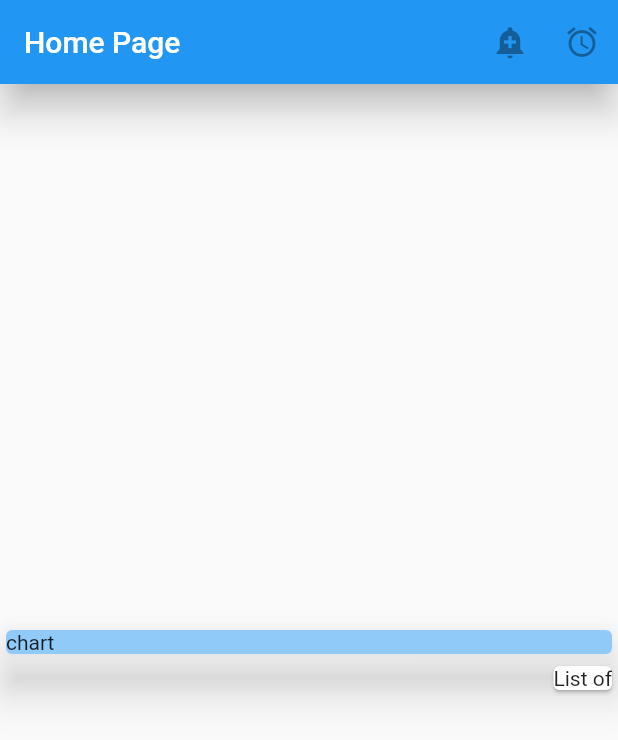
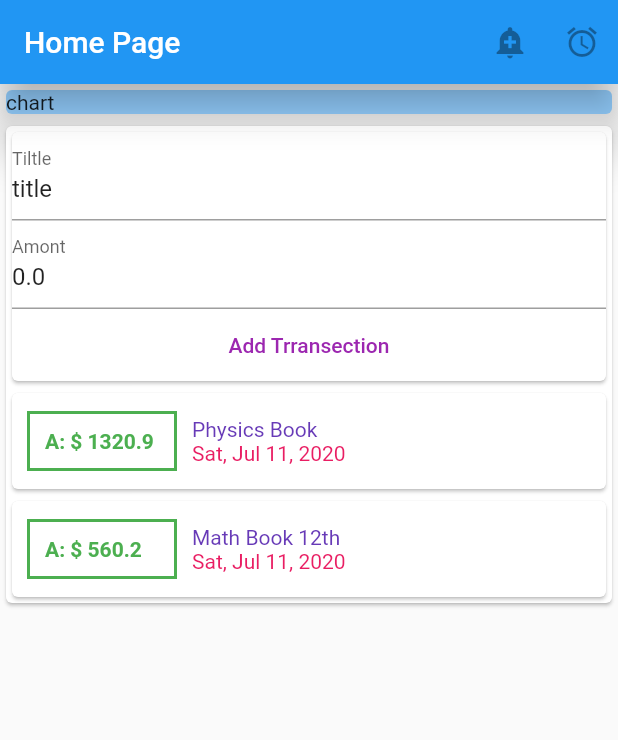
Before and after one commit to tejpratap545/Flutter-Shopping-App, a Flutter app: the screen it shows after launch, on a phone screen of 412 x 824 dp. Shown: the top 740 px of the screen. Run offline on Flutter 3.47's test engine with Material 2 defaults, Android fonts, the phone set to English and light mode, and no system bars.

Commit message:
basic transection adding and listing

```diff
--- a/shoppingapp/lib/main.dart
+++ b/shoppingapp/lib/main.dart
@@ -1,4 +1,6 @@
 import 'package:flutter/material.dart';
+
+import './widget/user_transection.dart';
 
 void main() => runApp(MyApp());
 
@@ -30,9 +32,10 @@ class HomePage extends StatelessWidget {
         ],
         elevation: 10,
       ),
-      body: Column(
-        mainAxisAlignment: MainAxisAlignment.center,
-        crossAxisAlignment: CrossAxisAlignment.end,
+      body: SingleChildScrollView(
+        child: Column(
+          mainAxisAlignment: MainAxisAlignment.start,
+          crossAxisAlignment: CrossAxisAlignment.stretch,
           children: <Widget>[
             Container(
               width: double.infinity,
@@ -44,14 +47,13 @@ class HomePage extends StatelessWidget {
                 ),
               ),
             ),
-          Container(
-            child: Card(
-              child: Text(
-                'List of',
+            Card(
+              child: Container(
+                child: UserTransection(),
               ),
             ),
-          )
           ],
+        ),
       ),
     );
   }
--- /dev/null
+++ b/shoppingapp/lib/models/transection.dart
@@ -0,0 +1,14 @@
+import 'package:flutter/foundation.dart';
+
+class Transection {
+  final int id;
+  final String title;
+  final double amount;
+  final DateTime date;
+  Transection({
+    @required this.id,
+    @required this.title,
+    @required this.amount,
+    @required this.date,
+  });
+}
--- /dev/null
+++ b/shoppingapp/lib/widget/new_transection.dart
@@ -0,0 +1,34 @@
+import 'package:flutter/material.dart';
+
+class NewTransection extends StatelessWidget {
+  final titleControler = TextEditingController(text: 'title');
+  final amonntControler = TextEditingController(text: '0.0');
+  final Function _addTransection;
+  NewTransection(this._addTransection);
+  @override
+  Widget build(BuildContext context) {
+    return Card(
+      child: Column(
+        children: [
+          TextField(
+            decoration: InputDecoration(labelText: 'Tiltle'),
+            controller: titleControler,
+          ),
+          TextField(
+            decoration: InputDecoration(labelText: 'Amont'),
+            controller: amonntControler,
+          ),
+          FlatButton(
+              textColor: Colors.purple,
+              padding: const EdgeInsets.all(0.0),
+              child: Container(
+                padding: const EdgeInsets.all(10.0),
+                child: Text('Add Trransection'),
+              ),
+              onPressed: () => _addTransection(
+                  titleControler.text, double.parse(amonntControler.text))),
+        ],
+      ),
+    );
+  }
+}
--- /dev/null
+++ b/shoppingapp/lib/widget/transection_list.dart
@@ -0,0 +1,62 @@
+import 'package:flutter/material.dart';
+import '../models/transection.dart';
+import 'package:intl/intl.dart';
+
+class TransectionList extends StatelessWidget {
+  final List<Transection> _transectionsList;
+  TransectionList(this._transectionsList);
+  @override
+  Widget build(BuildContext context) {
+    return Column(
+      children: _transectionsList
+          .map(
+            (e) => Card(
+              child: Row(
+                children: <Widget>[
+                  Container(
+                    width: 100,
+                    padding: EdgeInsets.all(10),
+                    margin: EdgeInsets.symmetric(
+                      horizontal: 10,
+                      vertical: 12,
+                    ),
+                    decoration: BoxDecoration(
+                      border: Border.all(
+                        color: Colors.green,
+                        width: 2,
+                      ),
+                    ),
+                    child: Text(
+                      'A: \$ ${e.amount}',
+                      style: TextStyle(
+                        fontWeight: FontWeight.bold,
+                        fontSize: 14,
+                        color: Colors.green,
+                      ),
+                    ),
+                  ),
+                  Column(
+                    crossAxisAlignment: CrossAxisAlignment.start,
+                    children: <Widget>[
+                      Text(
+                        e.title,
+                        style: TextStyle(
+                          color: Colors.deepPurple,
+                        ),
+                      ),
+                      Text(
+                        DateFormat.yMMMEd().format(e.date),
+                        style: TextStyle(
+                          color: Colors.pink,
+                        ),
+                      )
+                    ],
+                  )
+                ],
+              ),
+            ),
+          )
+          .toList(),
+    );
+  }
+}
--- /dev/null
+++ b/shoppingapp/lib/widget/user_transection.dart
@@ -0,0 +1,49 @@
+import 'package:flutter/material.dart';
+import './new_transection.dart';
+import './transection_list.dart';
+import '../models/transection.dart';
+
+class UserTransection extends StatefulWidget {
+  @override
+  _UserTransectionState createState() => _UserTransectionState();
+}
+
+class _UserTransectionState extends State<UserTransection> {
+  final List<Transection> transections = [
+    Transection(
+      id: 1,
+      title: 'Physics Book',
+      amount: 1320.90,
+      date: DateTime.now(),
+    ),
+    Transection(
+      id: 2,
+      title: 'Math Book 12th ',
+      amount: 560.20,
+      date: DateTime.now(),
+    )
+  ];
+  void _addTransection(String txTitle, double txAmount) {
+    final newTx = Transection(
+      id: transections.length + 1,
+      title: txTitle,
+      amount: txAmount,
+      date: DateTime.now(),
+    );
+    setState(() {
+      transections.add(newTx);
+    });
+    print("hwllo" + txTitle);
+  }
+
+  @override
+  Widget build(BuildContext context) {
+    return Column(
+      crossAxisAlignment: CrossAxisAlignment.end,
+      children: [
+        NewTransection(_addTransection),
+        TransectionList(transections),
+      ],
+    );
+  }
+}
```
Also changed, not shown: shoppingapp/pubspec.yaml (+40 -45 lines), shoppingapp/pubspec.lock. Lines whose indentation alone changed are shown as unchanged.
